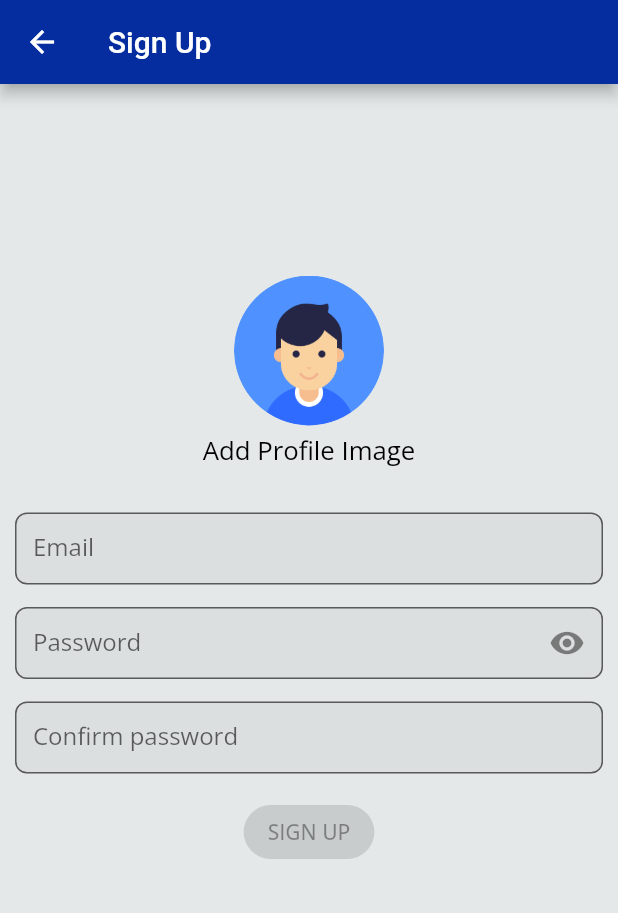
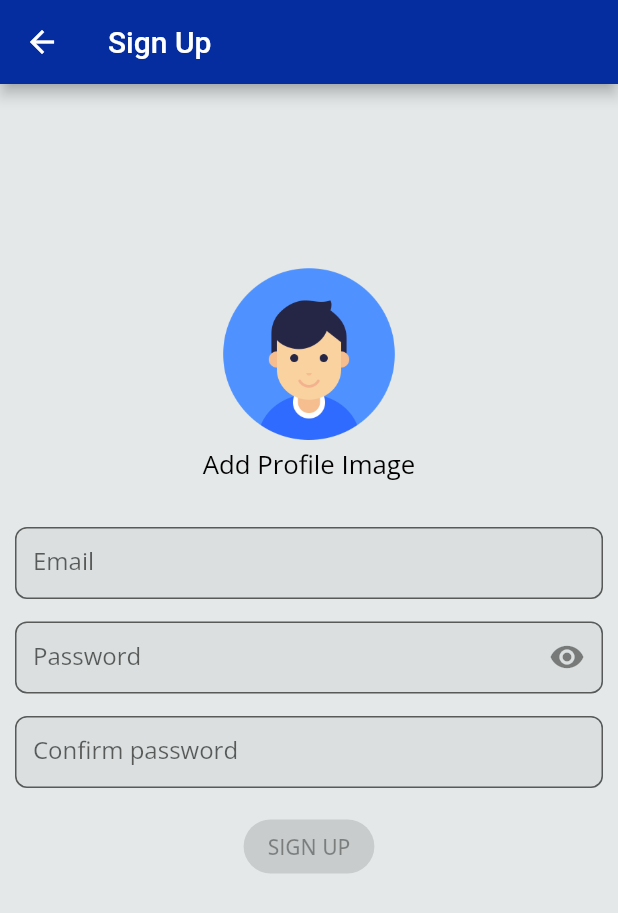
Before and after one commit to piyushpatel130689/flutter_bloc_firebase, a Flutter app: the SignUpPage screen opened directly, on a phone screen of 412 x 824 dp. Shown: the top 913 px of the screen. Run offline on Flutter 3.47's test engine with Material 2 defaults, Android fonts, the phone set to English and light mode, and no system bars; our stand-ins replace bloc, equatable, firebase_auth, firebase_core, flutter_bloc, flutter_screenutil and 5 more; missing offline and left inert: flow_builder, very_good_analysis; accounts and stored records are empty; network calls fail.

```diff
--- a/lib/app/routes/routes.dart
+++ b/lib/app/routes/routes.dart
@@ -1,11 +1,13 @@
 import 'package:flutter/widgets.dart';
 import 'package:piyush_flutter_bloc/app/bloc/app_bloc.dart';
+import 'package:piyush_flutter_bloc/tabs/view/bottomtab_page.dart';
 import 'package:piyush_flutter_bloc/login/view/login_page.dart';
 
 List<Page> onGenerateAppViewPages(AppStatus state, List<Page<dynamic>> pages) {
   switch (state) {
     case AppStatus.authenticated:
       //return [HomePage.page()];
+      return [BottomTabPage.page()];
     case AppStatus.unauthenticated:
     default:
       return [LoginPage.page()];
--- a/lib/common/sizeconfig.dart
+++ b/lib/common/sizeconfig.dart
@@ -7,7 +7,7 @@ class SizeConfig {
   //WIDGET SIZE
   static const double verticalSizeBoxSpace = 15;
 
-  static final double profilepicHeightWidth = 120.w;
+  static final double profilepicHeightWidth = 100.w;
 
   //FONT SIZE
   static final double fontSmallSize = 12.sp;
--- a/lib/common/add_image_form.dart
+++ b/lib/common/widget/add_image_form.dart
@@ -3,6 +3,8 @@ import 'dart:io';
 import 'package:flutter/material.dart';
 import 'package:image_picker/image_picker.dart';
 import 'package:piyush_flutter_bloc/common/mystyles.dart';
+
+import 'avatar.dart';
 
 class AddImageForm extends StatelessWidget {
   final String imagePath;
@@ -117,27 +119,6 @@ class _ImageWidget extends StatelessWidget {
 
   @override
   Widget build(BuildContext context) {
-    bool _validURL = Uri.parse(image).isAbsolute;
-    return Container(
-      height: 100,
-      width: 100,
-      child: ClipRRect(
-        borderRadius: BorderRadius.circular(50),
-        child: _validURL
-            ? Image.network(
-                image,
-                fit: BoxFit.cover,
-              )
-            : (image.isNotEmpty
-                ? Image.file(
-                    File(image),
-                    fit: BoxFit.cover,
-                  )
-                : Image.asset(
-                    'assets/user.png',
-                    height: 120,
-                  )),
-      ),
-    );
+    return  Avatar(photo: image);
   }
 }
--- /dev/null
+++ b/lib/common/widget/avatar.dart
@@ -0,0 +1,43 @@
+import 'dart:io';
+import 'package:flutter/material.dart';
+import 'package:piyush_flutter_bloc/common/sizeconfig.dart';
+
+class Avatar extends StatelessWidget {
+  const Avatar({Key? key, required this.photo}) : super(key: key);
+
+  final String photo;
+
+  @override
+  Widget build(BuildContext context) {
+    final photo = this.photo;
+    bool _validURL = Uri.parse(photo).isAbsolute;
+    // return CircleAvatar(
+    //   radius: _avatarSize,
+    //   backgroundImage: photo != null ? NetworkImage(photo) : null,
+    //   child: photo == null
+    //       ? const Icon(Icons.person_outline, size: _avatarSize)
+    //       : null,
+    // );
+    return Container(
+      height: SizeConfig.profilepicHeightWidth,
+      width: SizeConfig.profilepicHeightWidth,
+      child: ClipRRect(
+        borderRadius: BorderRadius.circular(50),
+        child: _validURL
+            ? Image.network(
+                photo,
+                fit: BoxFit.cover,
+              )
+            : (photo.isNotEmpty
+                ? Image.file(
+                    File(photo),
+                    fit: BoxFit.cover,
+                  )
+                : Image.asset(
+                    'assets/user.png',
+                    // height: SizeConfig.profilepicHeightWidth,
+                  )),
+      ),
+    );
+  }
+}
--- /dev/null
+++ b/lib/common/widget/widgets.dart
@@ -0,0 +1,3 @@
+export 'avatar.dart';
+export 'add_image_form.dart';
+export 'auth_text_field.dart';
--- /dev/null
+++ b/lib/home/home.dart
@@ -0,0 +1 @@
+export 'view/home_page.dart';
--- a/lib/login/view/login_form.dart
+++ b/lib/login/view/login_form.dart
@@ -2,7 +2,7 @@ import 'package:flutter_bloc/flutter_bloc.dart';
 import 'package:flutter/material.dart';
 import 'package:font_awesome_flutter/font_awesome_flutter.dart';
 import 'package:formz/formz.dart';
-import 'package:piyush_flutter_bloc/common/auth_text_field.dart';
+import 'package:piyush_flutter_bloc/common/widget/auth_text_field.dart';
 import 'package:piyush_flutter_bloc/common/sizeconfig.dart';
 import 'package:piyush_flutter_bloc/login/cubit/login_cubit.dart';
 import 'package:piyush_flutter_bloc/sign_up/view/sign_up_page.dart';
--- /dev/null
+++ b/lib/profile/profile.dart
@@ -0,0 +1 @@
+export 'view/profile_page.dart';
--- /dev/null
+++ b/lib/repositories/repositories.dart
@@ -0,0 +1,2 @@
+export 'home_repository.dart';
+export 'profile_repository.dart';
--- a/lib/sign_up/view/sign_up_form.dart
+++ b/lib/sign_up/view/sign_up_form.dart
@@ -1,8 +1,8 @@
 import 'package:flutter/material.dart';
 import 'package:flutter_bloc/flutter_bloc.dart';
 import 'package:formz/formz.dart';
-import 'package:piyush_flutter_bloc/common/add_image_form.dart';
-import 'package:piyush_flutter_bloc/common/auth_text_field.dart';
+import 'package:piyush_flutter_bloc/common/widget/add_image_form.dart';
+import 'package:piyush_flutter_bloc/common/widget/auth_text_field.dart';
 import 'package:piyush_flutter_bloc/common/sizeconfig.dart';
 import 'package:piyush_flutter_bloc/sign_up/bloc/sign_up_bloc.dart';
 
```
Also changed, not shown: lib/home/view/home_page.dart (added, +31 -0 lines), lib/profile/view/profile_page.dart (added, +42 -0 lines), lib/repositories/home_repository.dart (added, +12 -0 lines), lib/repositories/profile_repository.dart (added, +14 -0 lines), lib/tabs/bloc/bottom_navigation_bloc.dart (added, +61 -0 lines), lib/tabs/bloc/bottom_navigation_event.dart (added, +22 -0 lines), lib/tabs/bloc/bottom_navigation_state.dart (added, +40 -0 lines), lib/tabs/view/bottomtab_page.dart (added, +24 -0 lines), lib/tabs/view/navigation_page.dart (added, +49 -0 lines), lib/common/widget/auth_text_field.dart (renamed from lib/common/auth_text_field.dart).
